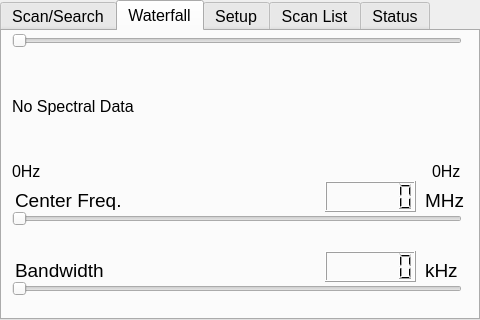
Old version of the form mainwindow.ui in the repository CWRU-ECSE-398-Team-14/SDR-GNU-Radio-App.
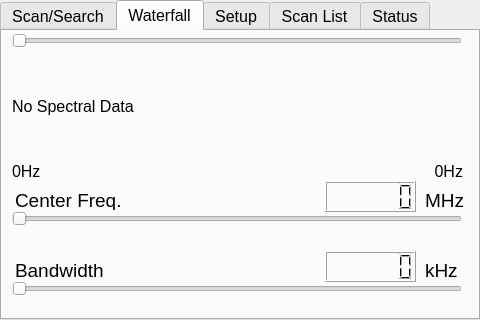
New version of the form. The open tabs and pages were chosen to show the change.

Commit message: Improvements & augmentations to waterfall tab

```diff
--- a/mainwindow.ui
+++ b/mainwindow.ui
@@ -921,7 +921,7 @@
        <rect>
         <x>10</x>
         <y>130</y>
-        <width>31</width>
+        <width>181</width>
         <height>20</height>
        </rect>
       </property>
@@ -992,9 +992,9 @@
      <widget class="QLabel" name="waterfallFreqLabelRight">
       <property name="geometry">
        <rect>
-        <x>430</x>
+        <x>300</x>
         <y>130</y>
-        <width>31</width>
+        <width>161</width>
         <height>20</height>
        </rect>
       </property>
@@ -1007,6 +1007,9 @@
       <property name="text">
        <string>0Hz</string>
       </property>
+      <property name="alignment">
+       <set>Qt::AlignRight|Qt::AlignTrailing|Qt::AlignVCenter</set>
+      </property>
      </widget>
     </widget>
     <widget class="QWidget" name="setupTab">
```
Left out of the diff: 173 changed lines with no effect on the pictures. The commit also changes 2 other files.
